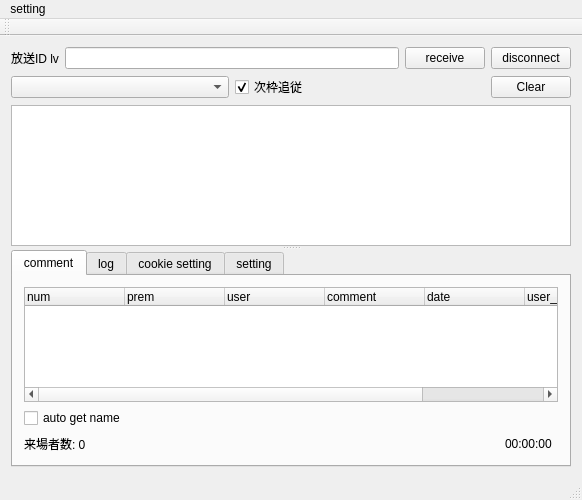
Before: the Qt Designer form ui/mainwindow.ui in diginatu/Viqo, drawn with Qt 5.
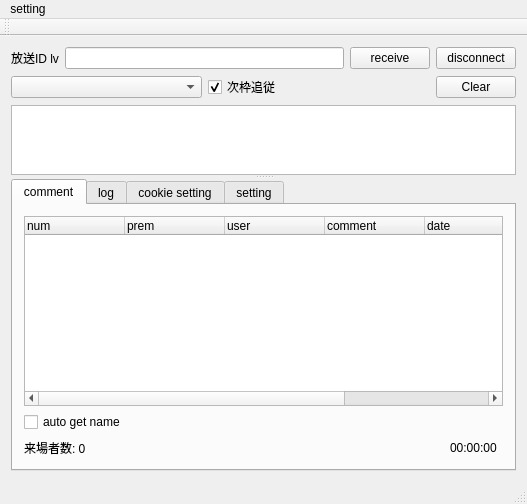
After: the same form once the commit is applied.

Commit message: around size policy

```diff
--- a/ui/mainwindow.ui
+++ b/ui/mainwindow.ui
@@ -6,8 +6,8 @@
    <rect>
     <x>0</x>
     <y>0</y>
-    <width>582</width>
-    <height>500</height>
+    <width>527</width>
+    <height>504</height>
    </rect>
   </property>
   <property name="sizePolicy">
@@ -79,7 +79,7 @@
     <item row="2" column="0" colspan="5">
      <widget class="QSplitter" name="splitter">
       <property name="sizePolicy">
-       <sizepolicy hsizetype="Preferred" vsizetype="Expanding">
+       <sizepolicy hsizetype="Preferred" vsizetype="MinimumExpanding">
         <horstretch>0</horstretch>
         <verstretch>0</verstretch>
        </sizepolicy>
@@ -95,7 +95,7 @@
       </property>
       <widget class="QTextBrowser" name="comment_view">
        <property name="sizePolicy">
-        <sizepolicy hsizetype="Preferred" vsizetype="Preferred">
+        <sizepolicy hsizetype="Minimum" vsizetype="Preferred">
          <horstretch>0</horstretch>
          <verstretch>0</verstretch>
         </sizepolicy>
@@ -144,7 +144,7 @@
          <item row="0" column="0" colspan="5">
           <widget class="QTreeWidget" name="commentView">
            <property name="sizePolicy">
-            <sizepolicy hsizetype="Preferred" vsizetype="Preferred">
+            <sizepolicy hsizetype="Minimum" vsizetype="MinimumExpanding">
              <horstretch>0</horstretch>
              <verstretch>0</verstretch>
             </sizepolicy>
@@ -572,7 +572,7 @@
     <rect>
      <x>0</x>
      <y>0</y>
-     <width>582</width>
+     <width>527</width>
      <height>25</height>
     </rect>
    </property>
```
Left out of the diff: 46 changed lines with no effect on the pictures.
